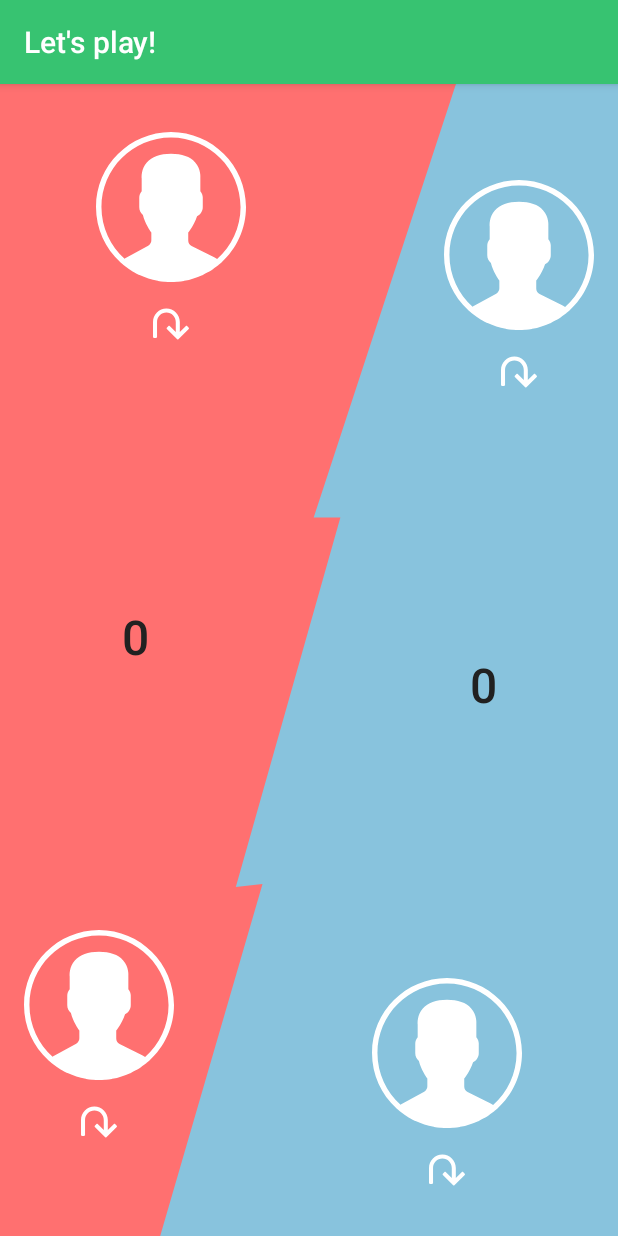
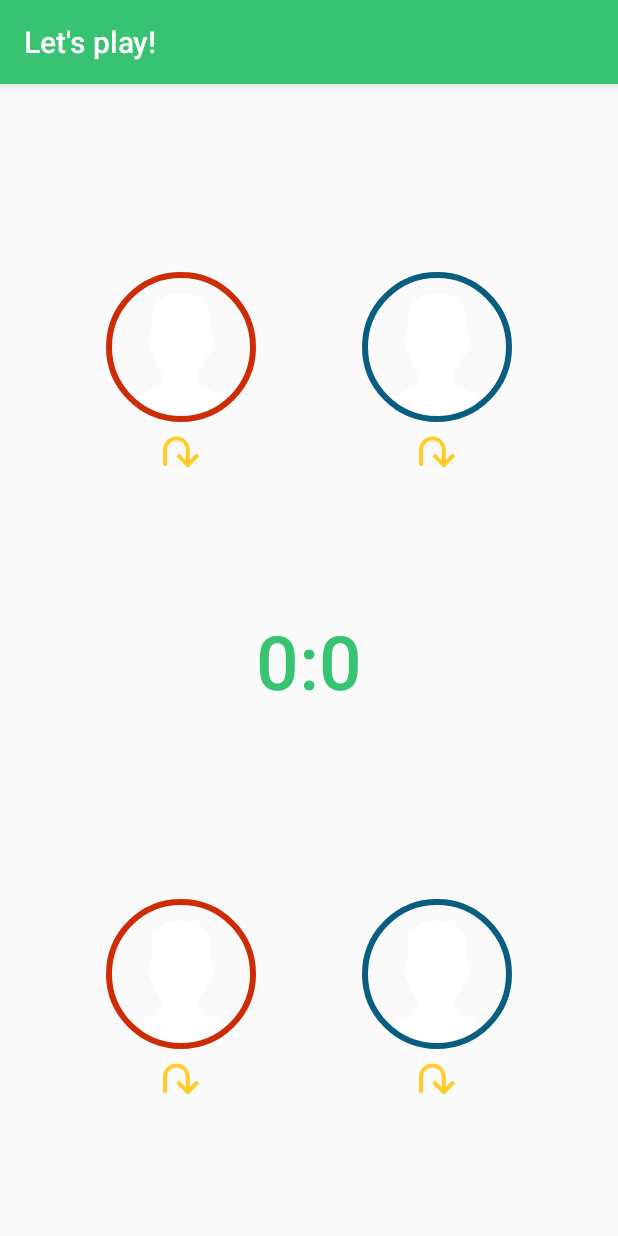
Before and after one commit to m-maillot/FunAtWorkAndroid, an Android app: the GameActivity screen opened directly, with no data from a screen before it, on a phone screen of 412 x 824 dp. Run offline under Robolectric (Android 15) with nearby library versions, the phone set to English and light mode, and no system bars; our stand-ins replace CircleImageView, Picasso, RxJava; libraries missing offline, so code that uses them is left out: cn.pedant, com.github.kittinunf.fuel, xyz.hanks.library; pictures from the network do not load; 9 statements that could not run were skipped.

Commit message:
Change librairy to load circle image

```diff
--- a/app/build.gradle
+++ b/app/build.gradle
@@ -34,7 +34,7 @@ dependencies {
 
     // Production
     compile 'cn.pedant.sweetalert:library:1.3'
-    compile 'com.mikhaellopez:circularimageview:3.0.2'
+    compile 'de.hdodenhof:circleimageview:2.1.0'
     compile 'com.android.support:appcompat-v7:25.3.1'
     compile 'com.android.support.constraint:constraint-layout:1.0.2'
     compile 'com.android.support:design:25.3.1'
@@ -42,7 +42,6 @@ dependencies {
     compile 'com.squareup.picasso:picasso:2.5.2'
     compile 'hanks.xyz:smallbang-library:0.1.2'
     compile 'pl.bclogic:pulsator4droid:1.0.3'
-    compile 'de.hdodenhof:circleimageview:2.1.0'
     compile 'com.android.support:cardview-v7:25.3.1'
     compile 'com.android.support:support-v4:25.3.1'
     testCompile 'junit:junit:4.12'
--- a/app/src/main/java/io/funatwork/navigation/Navigator.kt
+++ b/app/src/main/java/io/funatwork/navigation/Navigator.kt
@@ -10,8 +10,9 @@ import io.funatwork.view.activity.*
 
 class Navigator {
 
-    fun navigateToMain(context: Context) {
+    fun navigateToMain(context: Context, flags: Int = 0) {
         val intentToLaunch = Intent(context, MainActivity::class.java)
+        intentToLaunch.flags = flags
         context.startActivity(intentToLaunch)
     }
 
--- a/app/src/main/java/io/funatwork/view/adapter/PlayerAdapter.kt
+++ b/app/src/main/java/io/funatwork/view/adapter/PlayerAdapter.kt
@@ -25,7 +25,7 @@ class PlayerAdapter(val context: Context, val playerEntities: List<PlayerModel>,
 
     override fun onBindViewHolder(holder: ViewHolder?, position: Int) {
         val player = playerEntities[position]
-        Picasso.with(context).load(player.avatar).transform(CircleTransformation()).fit().into(holder?.avatar)
+        Picasso.with(context).load(player.avatar).into(holder?.avatar)
         holder?.name?.text = player.name
         holder?.itemView?.setOnClickListener { onItemClickListener.onPlayerItemClicked(player) }
     }
--- a/app/src/main/res/layout/activity_game.xml
+++ b/app/src/main/res/layout/activity_game.xml
@@ -3,165 +3,171 @@
     xmlns:android="http://schemas.android.com/apk/res/android"
     xmlns:app="http://schemas.android.com/apk/res-auto"
     xmlns:tools="http://schemas.android.com/tools"
-    android:background="@color/colorBlueTeamLight"
     android:layout_width="match_parent"
     android:layout_height="match_parent"
-    tools:context=".view.activity.GameActivity">
+    tools:context=".view.activity.GameActivity"
+    tools:layout_editor_absoluteX="0dp"
+    tools:layout_editor_absoluteY="81dp">
 
-    <ImageView
-        android:id="@+id/background_splitter"
-        android:layout_width="0dp"
-        android:layout_height="0dp"
-        android:adjustViewBounds="true"
-        android:orientation="horizontal"
-        android:scaleType="fitXY"
-        app:layout_constraintBottom_toBottomOf="parent"
-        app:layout_constraintHorizontal_bias="0.0"
-        app:layout_constraintLeft_toLeftOf="parent"
-        app:layout_constraintRight_toRightOf="parent"
-        app:layout_constraintTop_toTopOf="parent"
-        app:layout_constraintVertical_bias="0.0"
-        app:srcCompat="@drawable/ic_splitter">
-    </ImageView>
-
-    <LinearLayout
-        android:id="@+id/layout_player_red_attack"
-        android:layout_width="wrap_content"
-        android:layout_height="wrap_content"
-        android:layout_marginStart="64dp"
-        android:layout_marginTop="32dp"
-        android:gravity="center"
-        android:orientation="vertical"
-        app:layout_constraintLeft_toLeftOf="parent"
-        app:layout_constraintTop_toTopOf="parent">
-
-        <ImageView
+    <de.hdodenhof.circleimageview.CircleImageView
         android:id="@+id/img_player_red_attack"
         android:layout_width="100dp"
         android:layout_height="100dp"
+        android:layout_marginBottom="8dp"
+        android:layout_marginTop="8dp"
+        android:src="@drawable/ic_user"
         android:transitionName="redAttackPlayer"
-            app:srcCompat="@drawable/ic_user"/>
+        app:civ_border_color="@color/colorRedTeam5"
+        app:civ_border_width="4dp"
+        app:layout_constraintBottom_toTopOf="@+id/tv_score_separator"
+        app:layout_constraintLeft_toLeftOf="parent"
+        app:layout_constraintRight_toLeftOf="@+id/img_player_blue_attack"
+        app:layout_constraintTop_toTopOf="parent"/>
 
     <ImageView
         android:id="@+id/img_red_attack_goal"
         android:layout_width="24dp"
         android:layout_height="24dp"
-            android:layout_marginTop="16dp"
+        android:layout_marginEnd="8dp"
+        android:layout_marginLeft="8dp"
+        android:layout_marginRight="8dp"
+        android:layout_marginStart="8dp"
+        android:layout_marginTop="8dp"
+        android:contentDescription="@string/img_no_description"
+        android:tint="@color/colorAccent"
+        app:layout_constraintLeft_toLeftOf="@+id/img_player_red_attack"
+        app:layout_constraintRight_toRightOf="@+id/img_player_red_attack"
+        app:layout_constraintTop_toBottomOf="@+id/img_player_red_attack"
         app:srcCompat="@drawable/ic_gamelle"/>
-    </LinearLayout>
 
-    <LinearLayout
-        android:id="@+id/layout_player_red_defense"
-        android:layout_width="wrap_content"
-        android:layout_height="wrap_content"
-        android:layout_marginBottom="64dp"
-        android:layout_marginStart="16dp"
-        android:gravity="center"
-        android:orientation="vertical"
-        app:layout_constraintBottom_toBottomOf="parent"
-        app:layout_constraintLeft_toLeftOf="parent">
+    <de.hdodenhof.circleimageview.CircleImageView
+        android:id="@+id/img_player_blue_attack"
+        android:layout_width="100dp"
+        android:layout_height="100dp"
+        android:layout_marginBottom="8dp"
+        android:layout_marginTop="8dp"
+        android:src="@drawable/ic_user"
+        android:transitionName="blueAttackPlayer"
+        app:civ_border_color="@color/colorBlueTeam5"
+        app:civ_border_width="4dp"
+        app:layout_constraintBottom_toTopOf="@+id/tv_score_separator"
+        app:layout_constraintLeft_toRightOf="@+id/img_player_red_attack"
+        app:layout_constraintRight_toRightOf="parent"
+        app:layout_constraintTop_toTopOf="parent"/>
 
     <ImageView
+        android:id="@+id/img_blue_attack_goal"
+        android:layout_width="24dp"
+        android:layout_height="24dp"
+        android:layout_marginEnd="8dp"
+        android:layout_marginLeft="8dp"
+        android:layout_marginRight="8dp"
+        android:layout_marginStart="8dp"
+        android:layout_marginTop="8dp"
+        android:contentDescription="@string/img_no_description"
+        android:tint="@color/colorAccent"
+        app:layout_constraintLeft_toLeftOf="@+id/img_player_blue_attack"
+        app:layout_constraintRight_toRightOf="@+id/img_player_blue_attack"
+        app:layout_constraintTop_toBottomOf="@+id/img_player_blue_attack"
+        app:srcCompat="@drawable/ic_gamelle"/>
+
+    <de.hdodenhof.circleimageview.CircleImageView
+        android:id="@+id/img_player_blue_defense"
+        android:layout_width="100dp"
+        android:layout_height="100dp"
+        android:layout_marginBottom="8dp"
+        android:layout_marginTop="8dp"
+        android:src="@drawable/ic_user"
+        android:transitionName="blueDefensePlayer"
+        app:civ_border_color="@color/colorBlueTeam5"
+        app:civ_border_width="4dp"
+        app:layout_constraintBottom_toBottomOf="parent"
+        app:layout_constraintLeft_toRightOf="@+id/img_player_red_defense"
+        app:layout_constraintRight_toRightOf="parent"
+        app:layout_constraintTop_toBottomOf="@+id/tv_score_separator"/>
+
+    <ImageView
+        android:id="@+id/img_blue_defense_goal"
+        android:layout_width="24dp"
+        android:layout_height="24dp"
+        android:layout_marginEnd="8dp"
+        android:layout_marginLeft="8dp"
+        android:layout_marginRight="8dp"
+        android:layout_marginStart="8dp"
+        android:layout_marginTop="8dp"
+        android:contentDescription="@string/img_no_description"
+        android:tint="@color/colorAccent"
+        app:layout_constraintLeft_toLeftOf="@+id/img_player_blue_defense"
+        app:layout_constraintRight_toRightOf="@+id/img_player_blue_defense"
+        app:layout_constraintTop_toBottomOf="@+id/img_player_blue_defense"
+        app:srcCompat="@drawable/ic_gamelle"/>
+
+    <de.hdodenhof.circleimageview.CircleImageView
         android:id="@+id/img_player_red_defense"
         android:layout_width="100dp"
         android:layout_height="100dp"
+        android:layout_marginBottom="8dp"
+        android:layout_marginTop="8dp"
+        android:src="@drawable/ic_user"
         android:transitionName="redDefensePlayer"
-            app:srcCompat="@drawable/ic_user"/>
+        app:civ_border_color="@color/colorRedTeam5"
+        app:civ_border_width="4dp"
+        app:layout_constraintBottom_toBottomOf="parent"
+        app:layout_constraintLeft_toLeftOf="parent"
+        app:layout_constraintRight_toLeftOf="@+id/img_player_blue_defense"
+        app:layout_constraintTop_toBottomOf="@+id/tv_score_separator"/>
 
     <ImageView
         android:id="@+id/img_red_defense_goal"
         android:layout_width="24dp"
         android:layout_height="24dp"
-            android:layout_marginTop="16dp"
+        android:layout_marginEnd="8dp"
+        android:layout_marginLeft="8dp"
+        android:layout_marginRight="8dp"
+        android:layout_marginStart="8dp"
+        android:layout_marginTop="8dp"
+        android:contentDescription="@string/img_no_description"
+        android:tint="@color/colorAccent"
+        app:layout_constraintLeft_toLeftOf="@+id/img_player_red_defense"
+        app:layout_constraintRight_toRightOf="@+id/img_player_red_defense"
+        app:layout_constraintTop_toBottomOf="@+id/img_player_red_defense"
         app:srcCompat="@drawable/ic_gamelle"/>
-    </LinearLayout>
-
-    <LinearLayout
-        android:id="@+id/layout_player_blue_defense"
-        android:layout_width="wrap_content"
-        android:layout_height="wrap_content"
-        android:layout_marginBottom="32dp"
-        android:layout_marginEnd="64dp"
-        android:gravity="center"
-        android:orientation="vertical"
-        app:layout_constraintBottom_toBottomOf="parent"
-        app:layout_constraintRight_toRightOf="@+id/background_splitter">
-
-        <ImageView
-            android:id="@+id/img_player_blue_defense"
-            android:layout_width="100dp"
-            android:layout_height="100dp"
-            android:transitionName="blueDefensePlayer"
-            app:srcCompat="@drawable/ic_user"/>
-
-        <ImageView
-            android:id="@+id/img_blue_defense_goal"
-            android:layout_width="24dp"
-            android:layout_height="24dp"
-            android:layout_marginTop="16dp"
-            app:srcCompat="@drawable/ic_gamelle"/>
-    </LinearLayout>
-
-    <LinearLayout
-        android:id="@+id/layout_player_blue_attack"
-        android:layout_width="wrap_content"
-        android:layout_height="wrap_content"
-        android:layout_marginEnd="16dp"
-        android:layout_marginTop="64dp"
-        android:gravity="center"
-        android:orientation="vertical"
-        app:layout_constraintRight_toRightOf="parent"
-        app:layout_constraintTop_toTopOf="parent">
-
-        <ImageView
-            android:id="@+id/img_player_blue_attack"
-            android:layout_width="100dp"
-            android:layout_height="100dp"
-            android:transitionName="blueAttackPlayer"
-            app:srcCompat="@drawable/ic_user"/>
-
-        <ImageView
-            android:id="@+id/img_blue_attack_goal"
-            android:layout_width="24dp"
-            android:layout_height="24dp"
-            android:layout_marginTop="16dp"
-            app:srcCompat="@drawable/ic_gamelle"/>
-    </LinearLayout>
 
     <TextView
         android:id="@+id/tv_score_red"
         android:layout_width="wrap_content"
         android:layout_height="wrap_content"
-        android:layout_marginBottom="8dp"
-        android:layout_marginEnd="8dp"
-        android:layout_marginLeft="8dp"
-        android:layout_marginRight="8dp"
-        android:layout_marginStart="8dp"
-        android:layout_marginTop="8dp"
         android:text="@string/game_initial_score"
-        android:textColor="@color/colorPrimaryText"
         android:textAppearance="@android:style/TextAppearance.Material.WindowTitle"
-        android:textSize="32sp"
-        app:layout_constraintBottom_toTopOf="@+id/layout_player_red_defense"
-        app:layout_constraintLeft_toLeftOf="@+id/layout_player_red_defense"
-        app:layout_constraintRight_toRightOf="@+id/layout_player_red_attack"
-        app:layout_constraintTop_toBottomOf="@+id/layout_player_red_attack"/>
+        android:textColor="@color/colorPrimary"
+        android:textSize="50sp"
+        app:layout_constraintBottom_toBottomOf="parent"
+        app:layout_constraintRight_toLeftOf="@+id/tv_score_separator"
+        app:layout_constraintTop_toTopOf="parent"/>
 
     <TextView
         android:id="@+id/tv_score_blue"
         android:layout_width="wrap_content"
         android:layout_height="wrap_content"
         android:text="@string/game_initial_score"
-        android:textColor="@color/colorPrimaryText"
         android:textAppearance="@android:style/TextAppearance.Material.WindowTitle"
-        android:textSize="32sp"
-        android:layout_marginRight="8dp"
-        app:layout_constraintRight_toRightOf="@+id/layout_player_blue_attack"
-        android:layout_marginBottom="8dp"
-        app:layout_constraintBottom_toTopOf="@+id/layout_player_blue_defense"
-        android:layout_marginLeft="8dp"
-        app:layout_constraintLeft_toLeftOf="@+id/layout_player_blue_defense"
-        android:layout_marginTop="8dp"
-        app:layout_constraintTop_toBottomOf="@+id/layout_player_blue_attack"/>
+        android:textColor="@color/colorPrimary"
+        android:textSize="50sp"
+        app:layout_constraintBottom_toBottomOf="parent"
+        app:layout_constraintLeft_toRightOf="@+id/tv_score_separator"
+        app:layout_constraintTop_toTopOf="parent"/>
+
+    <TextView
+        android:id="@+id/tv_score_separator"
+        android:layout_width="wrap_content"
+        android:layout_height="wrap_content"
+        android:text="@string/game_over_score_separator"
+        android:textAppearance="@android:style/TextAppearance.Material.WindowTitle"
+        android:textColor="@color/colorPrimary"
+        android:textSize="50sp"
+        app:layout_constraintBottom_toBottomOf="parent"
+        app:layout_constraintLeft_toLeftOf="parent"
+        app:layout_constraintRight_toRightOf="parent"
+        app:layout_constraintTop_toTopOf="parent"/>
 
 </android.support.constraint.ConstraintLayout>
--- a/app/src/main/res/layout/player_item.xml
+++ b/app/src/main/res/layout/player_item.xml
@@ -8,11 +8,12 @@
               android:gravity="center_horizontal"
               android:orientation="vertical">
 
-    <ImageView
+    <de.hdodenhof.circleimageview.CircleImageView
         android:id="@+id/img_player_avatar"
         android:layout_width="75dp"
         android:layout_height="75dp"
         android:layout_gravity="top"
+        app:civ_border_width="0dp"
         app:srcCompat="@drawable/ic_home_black_24dp"/>
 
     <TextView
--- a/app/src/main/res/values/strings.xml
+++ b/app/src/main/res/values/strings.xml
@@ -15,7 +15,7 @@
     <string name="game_cancel_message">Game will be canceled</string>
     <string name="game_cancel_yes">Yes</string>
     <string name="game_cancel_no">No</string>
-    <string name="game_over_title">Game over!</string>
+    <string name="game_over_title">GG!</string>
     <string name="game_over_initial_score">0</string>
     <string name="game_over_score_separator">:</string>
     <!-- History -->
@@ -32,5 +32,7 @@
     <string name="games_stadium_">V3D Stadium, Lyon</string>
     <string name="games_ready_to_rumble">Ready to rumble?</string>
     <string name="games_start_a_new_game">⚽ Start a new game ⚽</string>
+    <string name="game_over_main_title">Game over!</string>
+    <string name="game_over_done">Done</string>
 
 </resources>
```
Also changed, not shown: app/src/main/java/io/funatwork/view/activity/GameActivity.kt (+4 -5 lines), app/src/main/java/io/funatwork/view/activity/GameOverActivity.kt (+11 -7 lines), app/src/main/java/io/funatwork/view/activity/MainActivity.kt (+15 -0 lines), app/src/main/java/io/funatwork/view/activity/SelectPlayerActivity.kt (+4 -5 lines), app/src/main/java/io/funatwork/view/activity/StartGameActivity.kt (+4 -4 lines), app/src/main/java/io/funatwork/view/adapter/GameAdapter.kt (+4 -5 lines), app/src/main/java/io/funatwork/view/fragment/MainGameFragment.kt (+10 -5 lines), app/src/main/res/drawable/ic_edit_black_24dp.xml (added, +9 -0 lines), app/src/main/res/layout/activity_game_over.xml (+29 -32 lines), app/src/main/res/layout/activity_select_player.xml (+4 -8 lines), app/src/main/res/layout/activity_start_game.xml (+8 -12 lines), app/src/main/res/layout/babyfoot_current_game_header.xml (+39 -27 lines), app/src/main/res/layout/game_item.xml (+8 -4 lines). Lines whose indentation alone changed are shown as unchanged.
